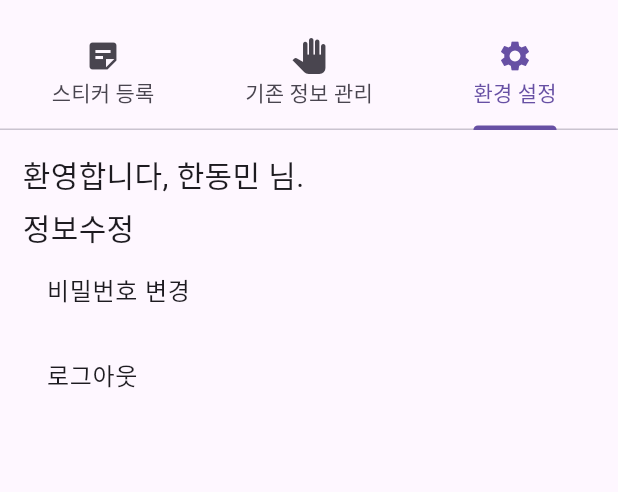
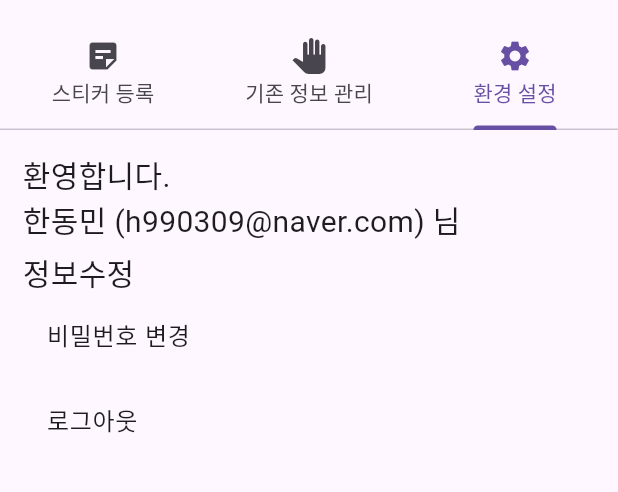
Before and after one commit to SUVID-18/tag_management, a Flutter app: the screen it shows after launch, tab 3 chosen, on a phone screen of 412 x 824 dp, the part 65-557 px from its top. Run offline on Flutter 3.47's test engine with Material 2 defaults, Android fonts, the phone set to English and light mode, and no system bars; our stand-ins replace cloud_firestore, firebase_auth, firebase_core, firebase_dynamic_links, go_router, shared_preferences; missing offline and left inert: nfc_manager; accounts and stored records are empty; generated files the repository leaves out were written again.

Commit message:
SettingPage front개발용 초안 management.dart 시간표 firebase에서 실시간으로 반영 초안

```diff
--- a/lib/view/main_page.dart
+++ b/lib/view/main_page.dart
@@ -68,10 +68,7 @@ class _MainPageState extends State<MainPage> with TickerProviderStateMixin {
             ),
           ),
           ManagementPage(),
-          SettingsPage(
-            username: '한동민',
-            onLogout: () {},
-          ),
+          SettingsPage(),
         ]));
   }
 }
--- a/lib/view/settings.dart
+++ b/lib/view/settings.dart
@@ -1,11 +1,20 @@
 import 'package:flutter/material.dart';
 
-class SettingsPage extends StatelessWidget {
-  final String username;
-  final Function() onLogout;
+class SettingsPage extends StatefulWidget {
+  const SettingsPage({super.key});
 
-  const SettingsPage({Key? key, required this.username, required this.onLogout})
-      : super(key: key);
+  @override
+  _SettingsPageState createState() => _SettingsPageState();
+}
+
+class _SettingsPageState extends State<SettingsPage> {
+  late SettingsViewModel _viewModel;
+
+  @override
+  void initState() {
+    super.initState();
+    _viewModel = SettingsViewModel();
+  }
 
   @override
   Widget build(BuildContext context) {
@@ -14,23 +23,51 @@ class SettingsPage extends StatelessWidget {
       child: Column(
         crossAxisAlignment: CrossAxisAlignment.start,
         children: [
-          Text('환영합니다, $username 님.', style: TextStyle(fontSize: 20)),
-          SizedBox(height: 5),
-          Text('정보수정', style: TextStyle(fontSize: 20)),
+          const Text('환영합니다.', style: TextStyle(fontSize: 20)),
+          Text('${_viewModel.userName} (${_viewModel.userEmail}) 님',
+              style: const TextStyle(fontSize: 20)),
+          const SizedBox(height: 5),
+          const Text('정보수정', style: TextStyle(fontSize: 20)),
           ListTile(
-            title: Text('비밀번호 변경'),
+            title: const Text('비밀번호 변경'),
             onTap: () {
-              /// 비밀번호 변경 로직 구현필요
+              /// 비밀번호 변경 로직 구현 필요
             },
           ),
           ListTile(
-            title: Text('로그아웃'),
-            onTap: onLogout,
-
-            ///로그아웃시 변경 로직 구현 필요
+            title: const Text('로그아웃'),
+            onTap: () {
+              _viewModel.logout(context);
+            },
           ),
         ],
       ),
     );
   }
 }
+
+class SettingsViewModel {
+  SettingsViewModel._privateConstructor();
+
+  static final SettingsViewModel _instance =
+      SettingsViewModel._privateConstructor();
+
+  factory SettingsViewModel() => _instance;
+
+  late final String _userName = "한동민";
+
+  /// 실제 사용자 이름으로 변경
+  late final String _userEmail = "h990309@naver.com";
+
+  ///실제 이메일로 변경
+
+  String get userName => _userName;
+
+  String get userEmail => _userEmail;
+
+  void logout(BuildContext context) {
+    /// 로그아웃 로직을 여기에 구현
+    /// 예를 들어, 사용자 데이터 초기화 및 로그인 페이지로 이동
+    Navigator.pushReplacementNamed(context, '/login'); // 로그인 페이지 경로로 변경
+  }
+}
```
Also changed, not shown: lib/view/management.dart (+49 -16 lines).
